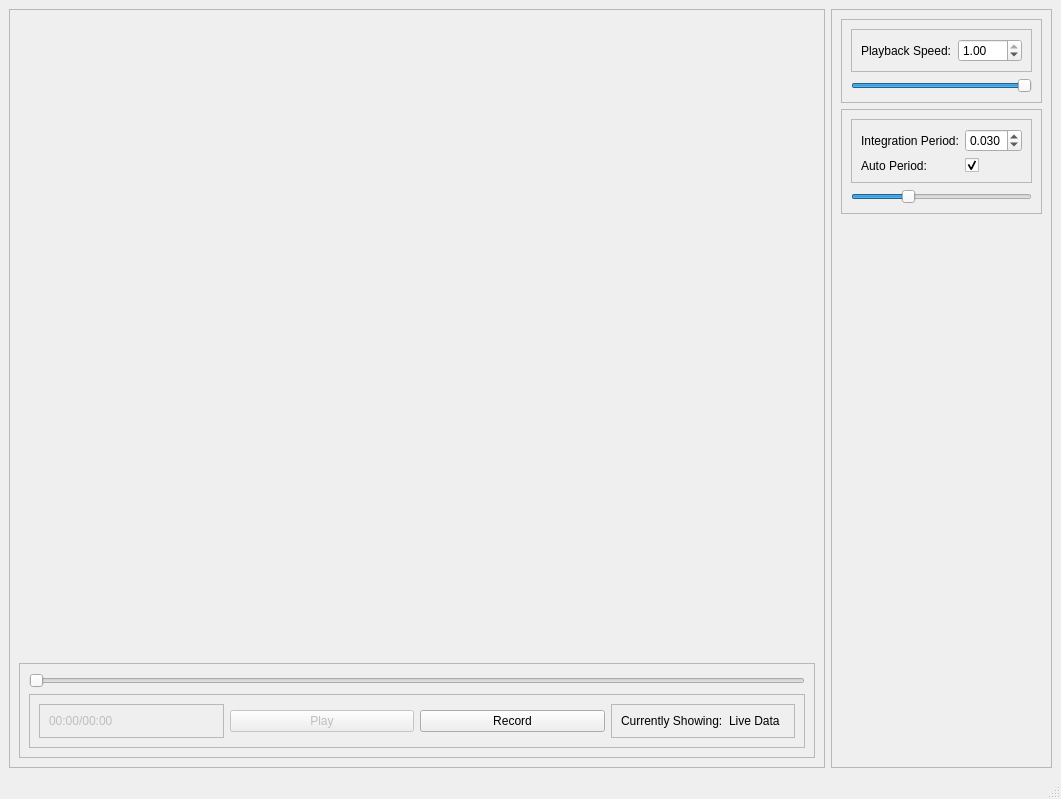
Harl-Towne/event-camera-vpr-demonstrator, file src/event_camera_demo/main_ui/src/video_demo.ui: the form before one commit.
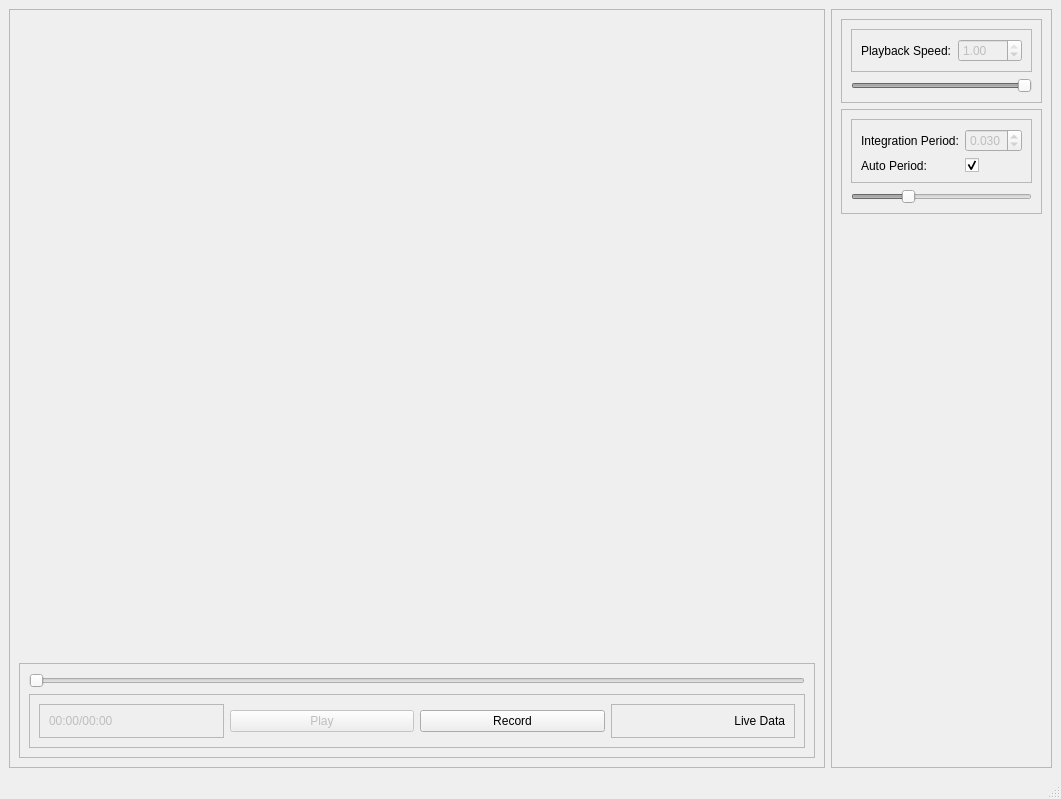
The form after the commit.

Commit message: Added user integration window

What changed in the file:
```diff
--- a/src/event_camera_demo/main_ui/src/video_demo.ui
+++ b/src/event_camera_demo/main_ui/src/video_demo.ui
@@ -123,17 +123,13 @@
                </property>
                <layout class="QHBoxLayout" name="horizontalLayout_4">
                 <item>
-                 <widget class="QLabel" name="label_4">
-                  <property name="text">
-                   <string>Currently Showing:</string>
-                  </property>
-                 </widget>
-                </item>
-                <item>
-                 <widget class="QLabel" name="label_5">
+                 <widget class="QLabel" name="statusLbl">
                   <property name="text">
                    <string>Live Data</string>
                   </property>
+                  <property name="alignment">
+                   <set>Qt::AlignRight|Qt::AlignTrailing|Qt::AlignVCenter</set>
+                  </property>
                  </widget>
                 </item>
                </layout>
@@ -190,6 +186,9 @@
              </item>
              <item row="0" column="1">
               <widget class="QDoubleSpinBox" name="playspeedBox">
+               <property name="enabled">
+                <bool>false</bool>
+               </property>
                <property name="minimum">
                 <double>0.050000000000000</double>
                </property>
@@ -209,6 +208,9 @@
           </item>
           <item>
            <widget class="QSlider" name="playspeedBar">
+            <property name="enabled">
+             <bool>false</bool>
+            </property>
             <property name="minimum">
              <number>5</number>
             </property>
@@ -259,6 +261,9 @@
              </item>
              <item row="0" column="1">
               <widget class="QDoubleSpinBox" name="integrationBox">
+               <property name="enabled">
+                <bool>false</bool>
+               </property>
                <property name="decimals">
                 <number>3</number>
                </property>
@@ -298,17 +303,20 @@
           </item>
           <item>
            <widget class="QSlider" name="integrationBar">
+            <property name="enabled">
+             <bool>false</bool>
+            </property>
             <property name="minimum">
              <number>0</number>
             </property>
             <property name="maximum">
-             <number>1000</number>
+             <number>100</number>
             </property>
             <property name="pageStep">
-             <number>100</number>
+             <number>10</number>
             </property>
             <property name="value">
-             <number>300</number>
+             <number>30</number>
             </property>
             <property name="orientation">
              <enum>Qt::Horizontal</enum>
```
The commit also changes 1 other file.
